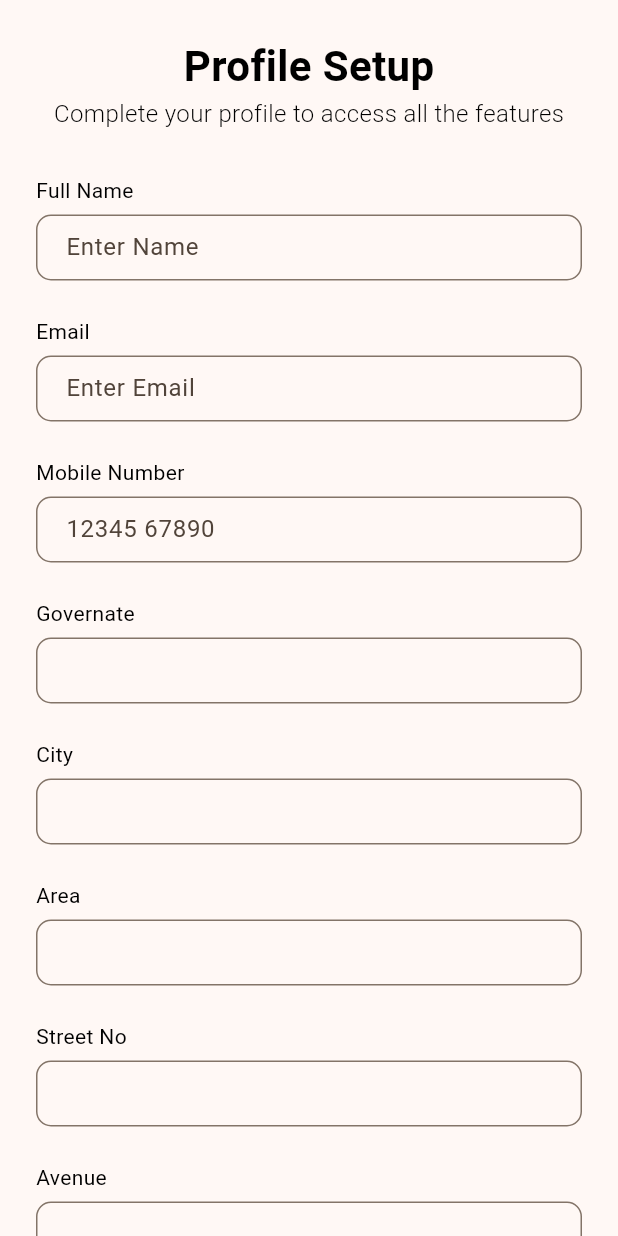
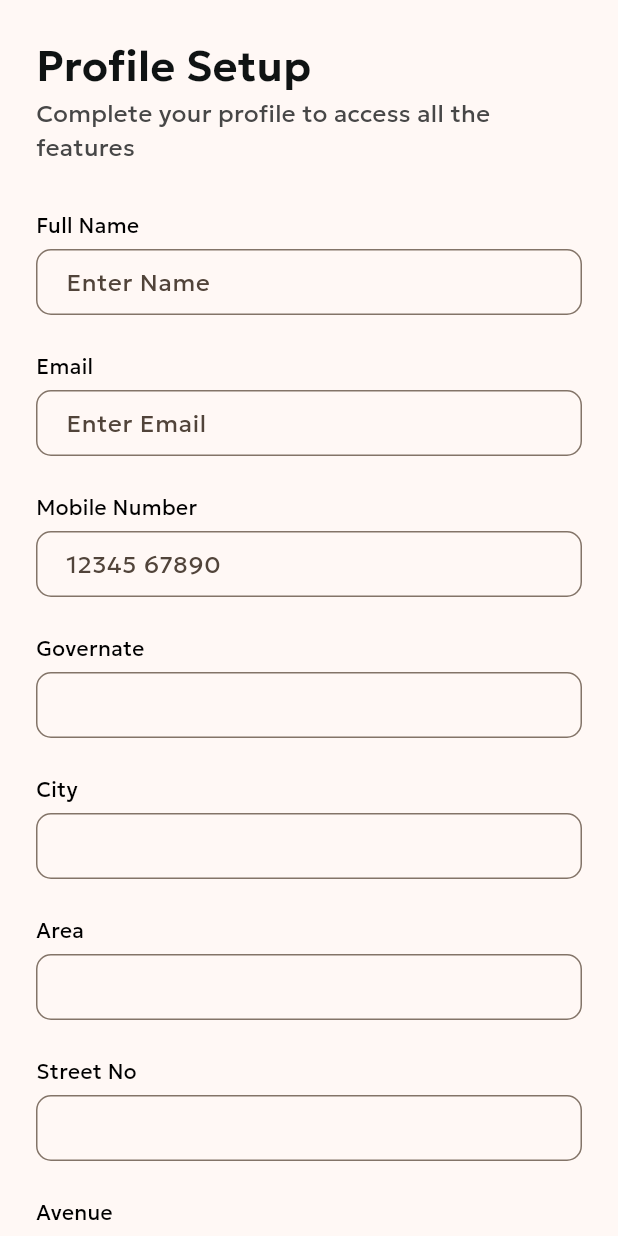
Before and after one commit to riyal-suthar/xwood_app, a Flutter app: the screen it shows after launch, on a phone screen of 412 x 824 dp. Run offline on Flutter 3.47's test engine with Material 3 defaults, Android fonts, the phone set to English and light mode, and no system bars; our stand-ins replace flutter_svg, get, shared_preferences; project files that could hold a hidden picture were left out.

Commit message:
added CustomPageTitle widget

```diff
--- a/lib/main.dart
+++ b/lib/main.dart
@@ -17,7 +17,7 @@ class MyApp extends StatelessWidget {
       debugShowCheckedModeBanner: false,
       theme: ThemeData(
         useMaterial3: true,
-        // fontFamily: 'Geologica',
+        fontFamily: 'Geologica',
         brightness: AppMaterialTheme.lightScheme().brightness,
         colorScheme: AppMaterialTheme.lightScheme(),
         textTheme: TextTheme().apply(
--- a/lib/screens/user_profile/profile_setup_screen.dart
+++ b/lib/screens/user_profile/profile_setup_screen.dart
@@ -2,6 +2,7 @@ import 'package:xwood/core/utils/constants/colors_const_app.dart';
 import 'package:xwood/export.dart';
 import 'package:xwood/screens/widgets/custom_elevated_button.dart';
 import 'package:xwood/screens/widgets/custom_text_field.dart';
+import 'package:xwood/screens/widgets/custom_title_text.dart';
 
 class ProfileSetupScreen extends StatelessWidget {
   ProfileSetupScreen({super.key});
@@ -29,23 +30,11 @@ class ProfileSetupScreen extends StatelessWidget {
             key: _profileSetupKey,
             child: Column(
               mainAxisSize: MainAxisSize.min,
-              // crossAxisAlignment: CrossAxisAlignment.stretch,
+              crossAxisAlignment: CrossAxisAlignment.stretch,
               children: [
-                Text(
-                  "Profile Setup",
-                  style: TextStyle(
-                    fontSize: 28,
-                    fontWeight: FontWeight.bold,
-                    color: AppColorConst.scrim,
-                  ),
-                ),
-                Text(
-                  "Complete your profile to access all the features",
-                  style: TextStyle(
-                    fontSize: 16,
-                    fontWeight: FontWeight.w300,
-                    color: AppColorConst.scrim,
-                  ),
+                CustomPageTitleText(
+                  title: "Profile Setup",
+                  subtitle: "Complete your profile to access all the features",
                 ),
                 gap30,
                 CustomTextField(
--- /dev/null
+++ b/lib/screens/widgets/custom_title_text.dart
@@ -0,0 +1,35 @@
+import 'package:xwood/core/utils/constants/colors_const_app.dart';
+
+import '../../export.dart';
+
+class CustomPageTitleText extends StatelessWidget {
+  final String title;
+  final String? subtitle;
+  const CustomPageTitleText({super.key, required this.title, this.subtitle});
+
+  @override
+  Widget build(BuildContext context) {
+    return Column(
+      crossAxisAlignment: CrossAxisAlignment.start,
+      children: [
+        Text(
+          title,
+          style: TextStyle(
+            fontSize: 28,
+            fontWeight: FontWeight.bold,
+            color: HexColor("#0F1313"),
+          ),
+        ),
+        if (subtitle != null && subtitle != "")
+          Text(
+            subtitle!,
+            style: TextStyle(
+              fontSize: 16,
+              fontWeight: FontWeight.normal,
+              color: HexColor("#474747"),
+            ),
+          ),
+      ],
+    );
+  }
+}
```
